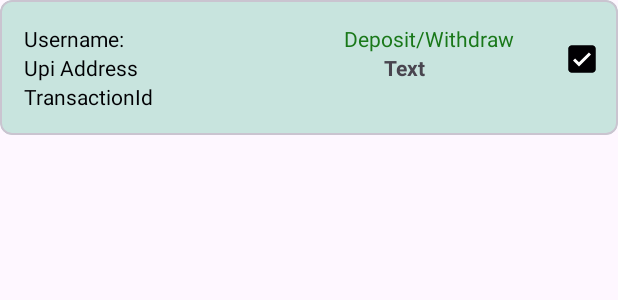
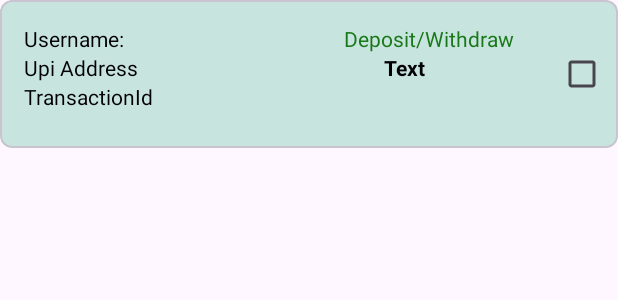
Before and after one commit to Vivek0o/winhey, an Android app: the layout transaction_details_item_card.xml on its own in the app's theme, with its tools: preview values and no code run, on a phone screen of 412 x 824 dp. Shown: the top 300 px of the screen. Run offline under Robolectric (Android 15) with nearby library versions, the phone set to English and light mode, and no system bars.

Commit message:
Minor Changes

```diff
--- a/app/build.gradle.kts
+++ b/app/build.gradle.kts
@@ -14,7 +14,7 @@ android {
         minSdk = 24
         targetSdk = 34
         versionCode = 1
-        versionName = "1.1"
+        versionName = "1.0"
 
         testInstrumentationRunner = "androidx.test.runner.AndroidJUnitRunner"
     }
--- a/app/src/main/java/com/example/winhey/ui/view/fragment/GameFragment.kt
+++ b/app/src/main/java/com/example/winhey/ui/view/fragment/GameFragment.kt
@@ -167,6 +167,7 @@ class GameFragment : Fragment(), MoneyBottomSheetFragment.MoneyBottomSheetListen
             when (it) {
                 is Resource.Success -> {
                     if (!isBalanceUpdated && value <= it.data.accountBalance) {
+                        gameAmount = value
                         // Update balance once
                         updateBalance(it.data, value)
                         childFragmentManager.findFragmentByTag("MoneyBottomSheetFragment")
--- a/app/src/main/java/com/example/winhey/ui/view/fragment/PlayerFragment.kt
+++ b/app/src/main/java/com/example/winhey/ui/view/fragment/PlayerFragment.kt
@@ -42,8 +42,6 @@ class PlayerFragment : Fragment() {
         mainViewModel.common.observe(viewLifecycleOwner) {
             when(it) {
                 is Resource.Success -> {
-                    Log.d("####", "onCreateView1: " + it.data.currentAppVersion)
-                    Log.d("####", "onCreateView2: " + PreferencesUtil.getAppVersion(requireContext()))
                     if (it.data.currentAppVersion != PreferencesUtil.getAppVersion(requireContext())) {
                         googleDriveApkUrl = it.data.apkUrl
                         binding.appUpdate.visibility = View.VISIBLE
--- a/app/src/main/java/com/example/winhey/utils/algo/DecisionMaker.kt
+++ b/app/src/main/java/com/example/winhey/utils/algo/DecisionMaker.kt
@@ -6,7 +6,7 @@ import kotlin.random.Random
 
 object DecisionMaker {
     var lossMargin: Double = 400.0
-    var winThreshold: Int = 30
+    var winThreshold: Int = 50
 
     fun makeDecision(game: GameState): Boolean {
         val gameAmount = game.amount
--- a/app/src/main/res/layout/transaction_details_item_card.xml
+++ b/app/src/main/res/layout/transaction_details_item_card.xml
@@ -63,7 +63,7 @@
             android:layout_height="wrap_content"
             android:text="@string/text"
             android:layout_marginStart="90dp"
-            android:lines="2"
+            android:textColor="@color/Black"
             android:textStyle="bold" />
 
     </LinearLayout>
@@ -73,8 +73,7 @@
         android:layout_width="wrap_content"
         android:layout_height="wrap_content"
         android:layout_gravity="end"
-        android:layout_marginVertical="15sp"
-        android:checked="false"
-        tools:checked="true" />
+        android:layout_marginVertical="25sp"
+        android:checked="false" />
 
 </com.google.android.material.card.MaterialCardView>
```
Also changed, not shown: app/src/main/java/com/example/winhey/ui/adapter/TransactionDetailAdapter.kt (+9 -15 lines).
